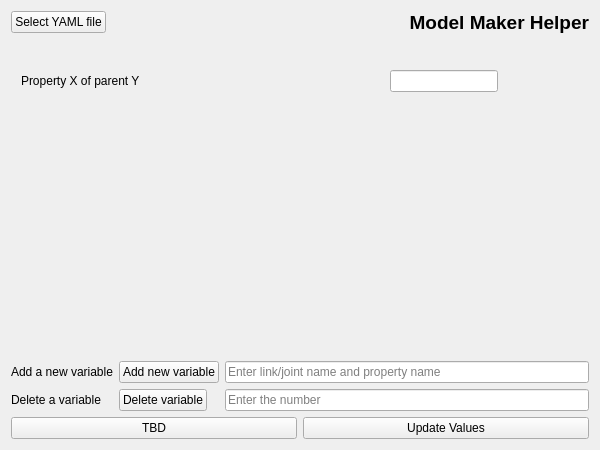
The window that resource/BasicInterface.ui (Kaapeine/ModelMakerHelper) describes before a commit, drawn with Qt 5.
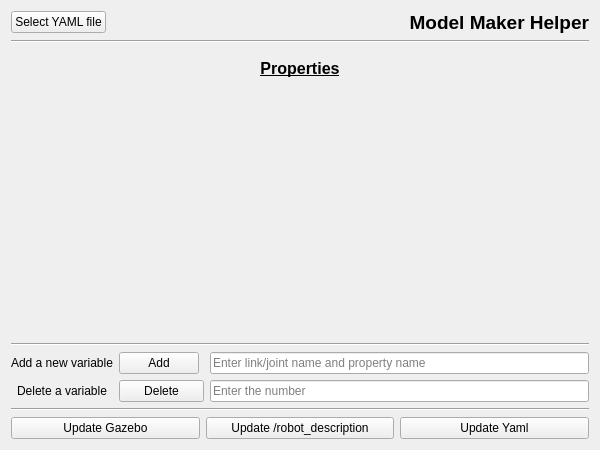
The same window after the commit.

Commit message: Added core features such as adding new values, selecting a yaml file, etc

The edit to the form file:
```diff
--- a/resource/BasicInterface.ui
+++ b/resource/BasicInterface.ui
@@ -88,6 +88,13 @@
      </item>
     </layout>
    </item>
+   <item>
+    <widget class="Line" name="line">
+     <property name="orientation">
+      <enum>Qt::Horizontal</enum>
+     </property>
+    </widget>
+   </item>
    <item>
     <layout class="QFormLayout" name="formLayout">
      <property name="fieldGrowthPolicy">
@@ -103,74 +110,78 @@
       <number>10</number>
      </property>
      <property name="topMargin">
-      <number>30</number>
+      <number>10</number>
      </property>
      <property name="rightMargin">
       <number>10</number>
      </property>
-     <item row="0" column="0">
-      <widget class="QLabel" name="newlabelLabel">
-       <property name="text">
-        <string>Property X of parent Y</string>
-       </property>
-      </widget>
-     </item>
-     <item row="0" column="1">
-      <widget class="QLineEdit" name="newlabelLineEdit">
+     <item row="0" column="0" colspan="2">
+      <widget class="QLabel" name="label_4">
        <property name="sizePolicy">
-        <sizepolicy hsizetype="Fixed" vsizetype="Fixed">
+        <sizepolicy hsizetype="Ignored" vsizetype="Preferred">
          <horstretch>0</horstretch>
          <verstretch>0</verstretch>
         </sizepolicy>
        </property>
        <property name="minimumSize">
         <size>
-         <width>40</width>
+         <width>0</width>
          <height>0</height>
         </size>
        </property>
+       <property name="font">
+        <font>
+         <pointsize>12</pointsize>
+         <weight>75</weight>
+         <bold>true</bold>
+         <underline>true</underline>
+        </font>
+       </property>
+       <property name="text">
+        <string>&lt;html&gt;&lt;head/&gt;&lt;body&gt;&lt;p&gt;&lt;span style=&quot; font-size:12pt; text-decoration: underline;&quot;&gt;Properties&lt;/span&gt;&lt;/p&gt;&lt;/body&gt;&lt;/html&gt;</string>
+       </property>
+       <property name="alignment">
+        <set>Qt::AlignCenter</set>
+       </property>
       </widget>
      </item>
     </layout>
    </item>
+   <item>
+    <widget class="Line" name="line_2">
+     <property name="orientation">
+      <enum>Qt::Horizontal</enum>
+     </property>
+    </widget>
+   </item>
    <item>
     <layout class="QGridLayout" name="gridLayout">
-     <item row="0" column="2">
+     <item row="1" column="2">
       <widget class="QLineEdit" name="newvarname">
        <property name="placeholderText">
         <string>Enter link/joint name and property name</string>
        </property>
       </widget>
      </item>
-     <item row="1" column="0">
+     <item row="2" column="0">
       <widget class="QLabel" name="label_3">
        <property name="text">
         <string>Delete a variable</string>
        </property>
+       <property name="alignment">
+        <set>Qt::AlignCenter</set>
+       </property>
       </widget>
      </item>
-     <item row="0" column="0">
+     <item row="1" column="0">
       <widget class="QLabel" name="label_2">
        <property name="text">
         <string>Add a new variable</string>
        </property>
       </widget>
      </item>
-     <item row="0" column="1">
-      <widget class="QPushButton" name="addnewvariable">
-       <property name="sizePolicy">
-        <sizepolicy hsizetype="Fixed" vsizetype="Fixed">
-         <horstretch>0</horstretch>
-         <verstretch>0</verstretch>
-        </sizepolicy>
-       </property>
-       <property name="text">
-        <string>Add new variable</string>
-       </property>
-      </widget>
-     </item>
      <item row="1" column="1">
-      <widget class="QPushButton" name="deletevariable">
+      <widget class="QPushButton" name="addnewvariable">
        <property name="sizePolicy">
         <sizepolicy hsizetype="Fixed" vsizetype="Fixed">
          <horstretch>0</horstretch>
@@ -178,11 +189,11 @@
         </sizepolicy>
        </property>
        <property name="text">
-        <string>Delete variable</string>
+        <string>Add</string>
        </property>
       </widget>
      </item>
-     <item row="1" column="2">
+     <item row="2" column="2">
       <widget class="QLineEdit" name="lineEdit">
        <property name="text">
         <string/>
@@ -192,21 +203,54 @@
        </property>
       </widget>
      </item>
+     <item row="2" column="1">
+      <widget class="QPushButton" name="deletevariable">
+       <property name="sizePolicy">
+        <sizepolicy hsizetype="Fixed" vsizetype="Fixed">
+         <horstretch>0</horstretch>
+         <verstretch>0</verstretch>
+        </sizepolicy>
+       </property>
+       <property name="minimumSize">
+        <size>
+         <width>85</width>
+         <height>0</height>
+        </size>
+       </property>
+       <property name="text">
+        <string>Delete</string>
+       </property>
+      </widget>
+     </item>
     </layout>
    </item>
+   <item>
+    <widget class="Line" name="line_3">
+     <property name="orientation">
+      <enum>Qt::Horizontal</enum>
+     </property>
+    </widget>
+   </item>
    <item>
     <layout class="QHBoxLayout" name="horizontalLayout_3">
+     <item>
+      <widget class="QPushButton" name="pushButton_2">
+       <property name="text">
+        <string>Update Gazebo</string>
+       </property>
+      </widget>
+     </item>
      <item>
       <widget class="QPushButton" name="pushButton">
        <property name="text">
-        <string>TBD</string>
+        <string>Update /robot_description</string>
        </property>
       </widget>
      </item>
      <item>
       <widget class="QPushButton" name="updatevalues">
        <property name="text">
-        <string>Update Values</string>
+        <string>Update Yaml</string>
        </property>
       </widget>
      </item>
```
The commit also changes 4 other files.
